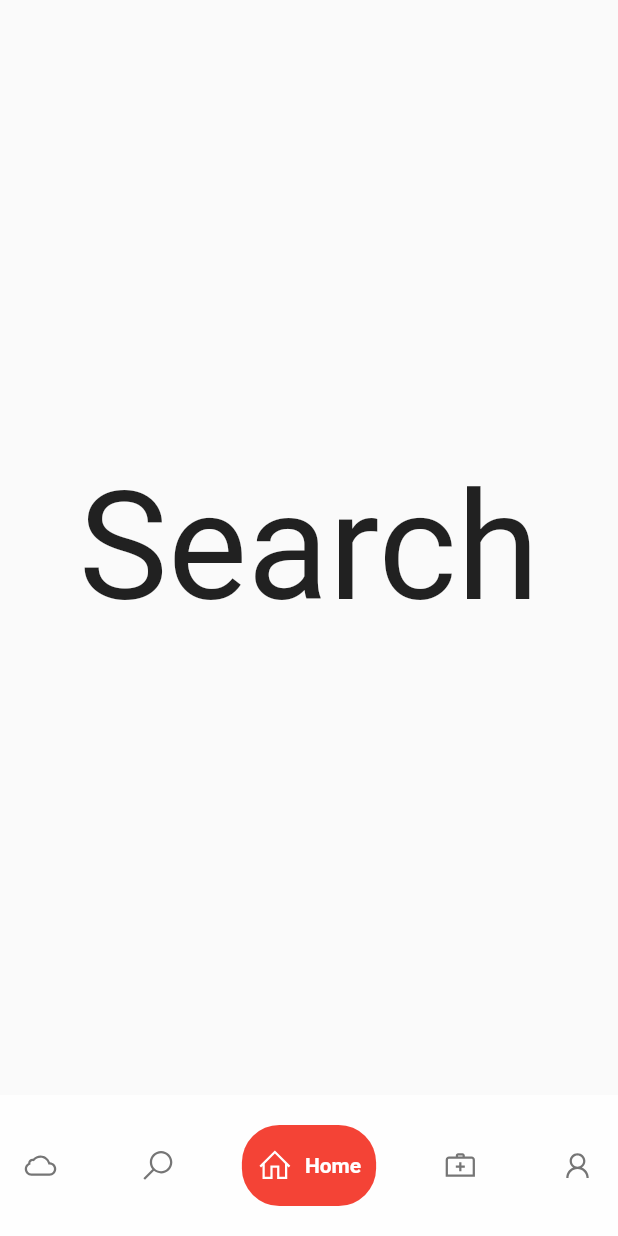
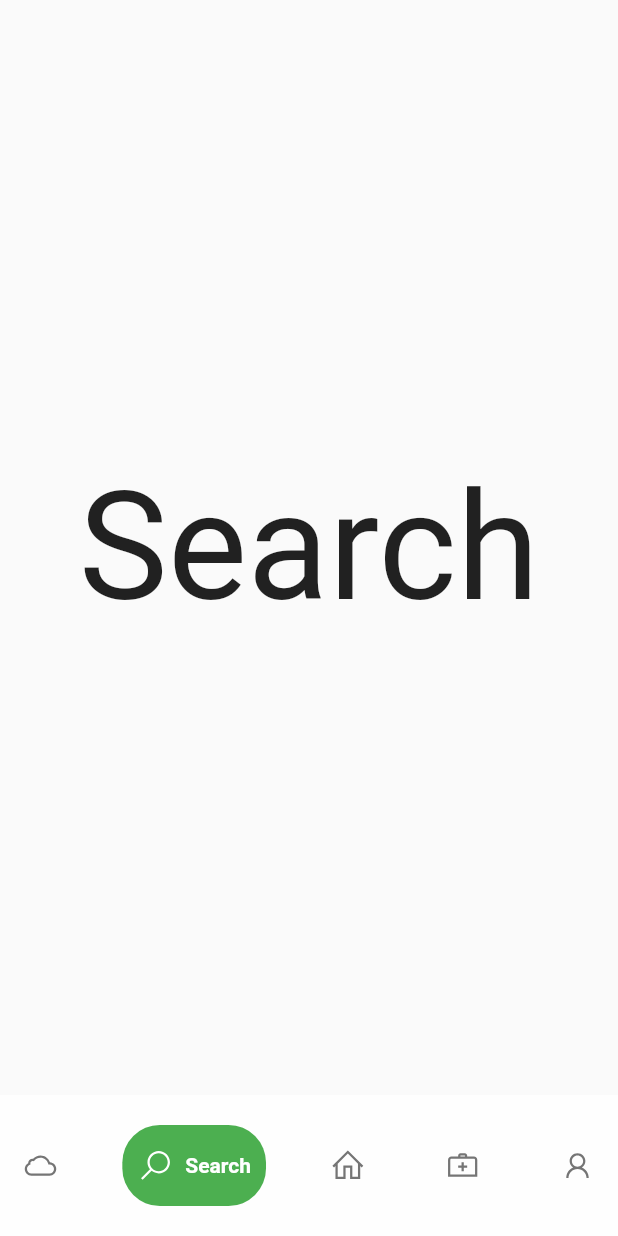
Before and after one commit to kdjamespro/newspeek, a Flutter app: the screen it shows after launch, swiped to page 2, on a phone screen of 412 x 824 dp. Run offline on Flutter 3.47's test engine with Material 2 defaults, Android fonts, the phone set to English and light mode, and no system bars; drawn by our look-alikes of google_nav_bar; our stand-ins replace cached_network_image, carousel_slider, google_fonts, line_icons, smooth_page_indicator; missing offline and left inert: country_list_pick, flutter_inappwebview; network calls fail.

Commit message:
Add change page using swipe  functionality

```diff
--- a/lib/main.dart
+++ b/lib/main.dart
@@ -65,9 +65,11 @@ class _MyAppState extends State<MyApp> {
       theme: ThemeData(),
       home: Scaffold(
         body: PageView(
+          physics: const AlwaysScrollableScrollPhysics(),
           controller: _pageController,
-          physics: NeverScrollableScrollPhysics(),
+          scrollDirection: Axis.horizontal,
           children: screens,
+          onPageChanged: _onItemTapped,
         ),
         bottomNavigationBar: GNav(
           color: Colors.grey[600],
```
